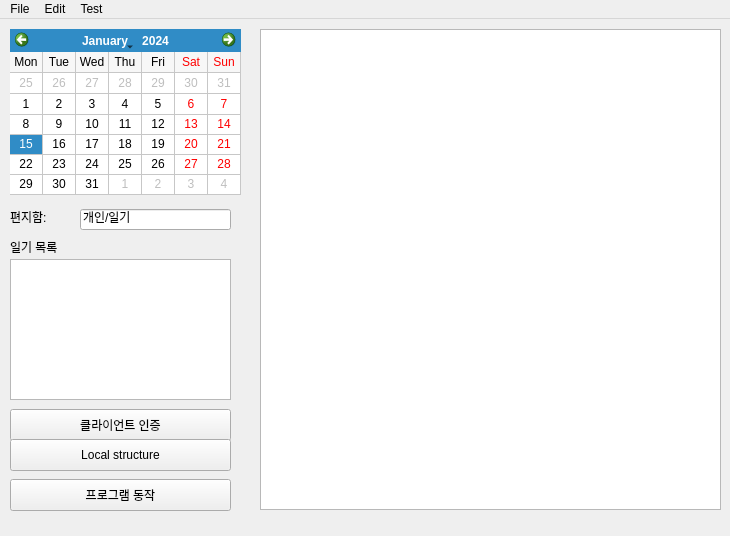
This is qt/mainwindow.ui in chwnam/lifemotif-desktop as Qt 5 draws it before an edit. The edited form follows.
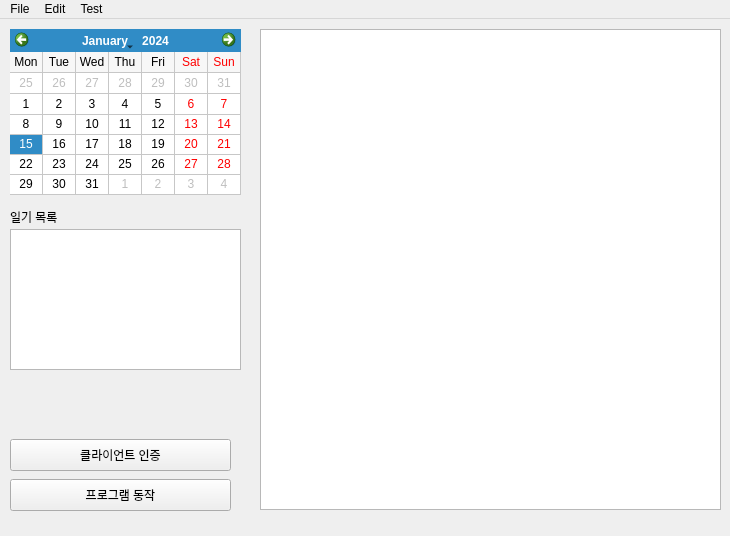
This is the edited form.

What changed in the file:
```diff
--- a/qt/mainwindow.ui
+++ b/qt/mainwindow.ui
@@ -43,38 +43,12 @@
      <enum>QCalendarWidget::NoVerticalHeader</enum>
     </property>
    </widget>
-   <widget class="QLineEdit" name="lineEdit">
-    <property name="geometry">
-     <rect>
-      <x>80</x>
-      <y>190</y>
-      <width>151</width>
-      <height>21</height>
-     </rect>
-    </property>
-    <property name="text">
-     <string>개인/일기</string>
-    </property>
-   </widget>
-   <widget class="QLabel" name="mailBoxLabel">
-    <property name="geometry">
-     <rect>
-      <x>10</x>
-      <y>190</y>
-      <width>62</width>
-      <height>16</height>
-     </rect>
-    </property>
-    <property name="text">
-     <string>편지함:</string>
-    </property>
-   </widget>
    <widget class="QListWidget" name="diaryList">
     <property name="geometry">
      <rect>
       <x>10</x>
-      <y>240</y>
-      <width>221</width>
+      <y>210</y>
+      <width>231</width>
       <height>141</height>
      </rect>
     </property>
@@ -83,7 +57,7 @@
     <property name="geometry">
      <rect>
       <x>10</x>
-      <y>220</y>
+      <y>190</y>
       <width>62</width>
       <height>16</height>
      </rect>
@@ -109,26 +83,13 @@
     <property name="geometry">
      <rect>
       <x>10</x>
-      <y>390</y>
-      <width>221</width>
-      <height>32</height>
-     </rect>
-    </property>
-    <property name="text">
-     <string>클라이언트 인증</string>
-    </property>
-   </widget>
-   <widget class="QPushButton" name="listStructureButton">
-    <property name="geometry">
-     <rect>
-      <x>10</x>
       <y>420</y>
       <width>221</width>
       <height>32</height>
      </rect>
     </property>
     <property name="text">
-     <string>Local structure</string>
+     <string>클라이언트 인증</string>
     </property>
    </widget>
   </widget>
```
